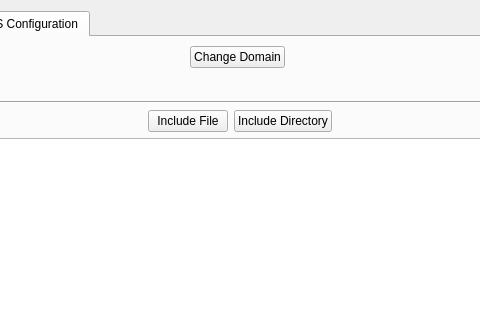
The window that plugins/datastreamer_plugin/ui/topic_selection_dialog/dialogselecttopics.ui (eProsima/fastdds-visualizer-plugin) describes before a commit, drawn with Qt 5; both pictures show x 268 to 748 and y 0 to 320 of the 906 by 641 pixel window.
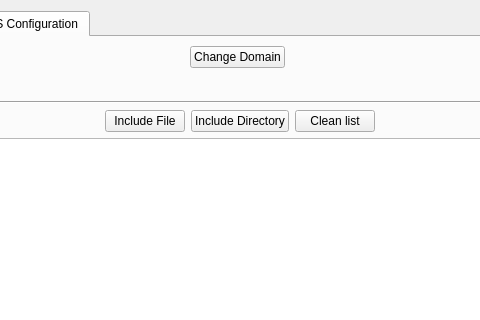
The same window after the commit.

```diff
--- a/plugins/datastreamer_plugin/ui/topic_selection_dialog/dialogselecttopics.ui
+++ b/plugins/datastreamer_plugin/ui/topic_selection_dialog/dialogselecttopics.ui
@@ -405,6 +405,13 @@
              </property>
             </widget>
            </item>
+           <item>
+            <widget class="QPushButton" name="clean_xml_files_button">
+             <property name="text">
+              <string>Clean list</string>
+             </property>
+            </widget>
+           </item>
            <item>
             <spacer name="horizontalSpacer_6">
              <property name="orientation">
```
